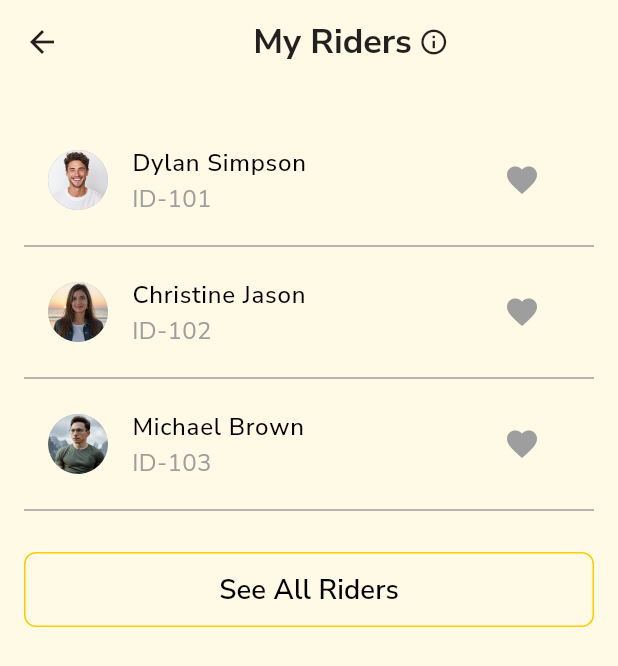
After one commit to Dev-Ninjas-Backup/nicholaslim80, a Flutter app: the MyRidersScreen screen opened by its route, on a phone screen of 412 x 824 dp. The commit adds this screen. Shown: the top 666 px of the screen. Run offline on Flutter 3.47's test engine with Material 3 defaults, Android fonts, the phone set to English and light mode, and no system bars; our stand-ins replace flutter_easyloading, flutter_screenutil, get, google_fonts, share_plus.

Commit message:
aeded by my rider screen

```diff
--- a/lib/core/utils/constants/image_path.dart
+++ b/lib/core/utils/constants/image_path.dart
@@ -9,4 +9,7 @@ class ImagePath {
   static String profileImage = "assets/images/profileImage.jpg";
   static String trackmap = "assets/images/trackmap.png";
   static String deliveryBox = "assets/images/delivery_box.png";
+  static String profile1 = "assets/images/profile1.png";
+  static String profile2 = "assets/images/profile2.png";
+  static String profile3 = "assets/images/profile3.png";
 }
--- a/lib/features/user/home/controller/home_controller.dart
+++ b/lib/features/user/home/controller/home_controller.dart
@@ -94,7 +94,9 @@ class HomeController extends GetxController {
       DrawerModel(
         iconUrl: IconPath.ridersicon,
         iconname: "My Riders",
-        ontap: () {},
+        ontap: () {
+          Get.toNamed(AppRoutes.myRidersScreen);
+        },
       ),
 
       DrawerModel(
--- /dev/null
+++ b/lib/features/user/home/my_riders/controller/my_riders_controller.dart
@@ -0,0 +1,44 @@
+import 'package:get/get.dart';
+import 'package:nicholaslim80/core/utils/constants/image_path.dart';
+
+class MyRidersController extends GetxController {
+  // Sample riders list
+  var ridersList = <Map<String, String>>[].obs;
+
+  // Map to hold love/favorite state
+  var loveState = <String, bool>{}.obs;
+
+  @override
+  void onInit() {
+    super.onInit();
+    ridersList.addAll([
+      {
+        'name': 'Dylan Simpson',
+        'order-id': 'ID-101',
+        'image': ImagePath.profile1,
+      },
+      {
+        'name': 'Christine Jason',
+        'order-id': 'ID-102',
+        'image': ImagePath.profile2,
+      },
+      {
+        'name': 'Michael Brown',
+        'order-id': 'ID-103',
+        'image': ImagePath.profile3,
+      },
+    ]);
+
+    // Initialize loveState with false for all riders
+    for (var rider in ridersList) {
+      loveState[rider['name'] ?? ''] = false;
+    }
+  }
+
+  // Toggle favorite
+  void toggleLove(String name) {
+    if (loveState.containsKey(name)) {
+      loveState[name] = !loveState[name]!;
+    }
+  }
+}
--- /dev/null
+++ b/lib/features/user/home/my_riders/screen/my_riders.dart
@@ -0,0 +1,46 @@
+import 'package:flutter/material.dart';
+import 'package:flutter_screenutil/flutter_screenutil.dart';
+import 'package:get/get.dart';
+import 'package:nicholaslim80/core/common/styles/global_text_style.dart';
+import 'package:nicholaslim80/core/utils/constants/app_colors.dart';
+
+import 'package:nicholaslim80/features/user/home/my_riders/widgets/my_riders_widget.dart';
+import '../controller/my_riders_controller.dart';
+
+class MyRidersScreen extends StatelessWidget {
+  const MyRidersScreen({super.key});
+
+  @override
+  Widget build(BuildContext context) {
+    final controller = Get.put(MyRidersController());
+
+    return Scaffold(
+      backgroundColor: AppColors.backgroungColor,
+      appBar: AppBar(
+        backgroundColor: Colors.transparent,
+        elevation: 0,
+        leading: IconButton(
+          icon: const Icon(Icons.arrow_back, color: Colors.black87),
+          onPressed: () => Get.back(),
+        ),
+        centerTitle: true,
+        title: Row(
+          mainAxisAlignment: MainAxisAlignment.center,
+          children: [
+            Text(
+              'My Riders',
+              style: getTextStyle(
+                fontSize: 20,
+                color: Colors.black87,
+                fontWeight: FontWeight.w700,
+              ),
+            ),
+            SizedBox(width: 4.w),
+            const Icon(Icons.info_outline, color: Colors.black87, size: 20),
+          ],
+        ),
+      ),
+      body: RidersListWidget(controller: controller),
+    );
+  }
+}
--- /dev/null
+++ b/lib/features/user/home/my_riders/widgets/my_riders_widget.dart
@@ -0,0 +1,128 @@
+import 'package:flutter/material.dart';
+import 'package:get/get.dart';
+import 'package:nicholaslim80/core/common/styles/global_text_style.dart';
+import 'package:nicholaslim80/core/utils/constants/app_colors.dart';
+import 'package:nicholaslim80/core/utils/constants/image_path.dart';
+import 'package:nicholaslim80/features/user/home/my_riders/controller/my_riders_controller.dart';
+
+class RidersListWidget extends StatelessWidget {
+  const RidersListWidget({super.key, required this.controller});
+
+  final MyRidersController controller;
+
+  @override
+  Widget build(BuildContext context) {
+    return Padding(
+      padding: EdgeInsets.only(left: 16, right: 16, top: 28),
+      child: Obx(
+        () => ListView.separated(
+          padding: EdgeInsets.only(bottom: 20),
+          itemCount: controller.ridersList.length + 1, // +1 for the button
+          itemBuilder: (context, index) {
+            // Render button as the last item
+            if (index == controller.ridersList.length) {
+              return Padding(
+                padding: EdgeInsets.symmetric(vertical: 20),
+                child: SizedBox(
+                  width: 100,
+                  child: OutlinedButton(
+                    onPressed: () {
+                      // Action for See All Riders
+                    },
+                    style: OutlinedButton.styleFrom(
+                      side: BorderSide(color: AppColors.primaryButtonColor),
+                      shape: RoundedRectangleBorder(
+                        borderRadius: BorderRadius.circular(8),
+                      ),
+                      padding: EdgeInsets.symmetric(
+                        vertical: 12,
+                        horizontal: 24,
+                      ),
+                    ),
+                    child: Text(
+                      'See All Riders',
+                      style: getTextStyle(
+                        fontSize: 16,
+                        color: Colors.black,
+                        fontWeight: FontWeight.w600,
+                      ),
+                    ),
+                  ),
+                ),
+              );
+            }
+
+            final rider = controller.ridersList[index];
+            final name = rider['name'] ?? '';
+            final id = rider['order-id'] ?? '';
+
+            return Dismissible(
+              key: Key(id),
+              direction: DismissDirection.startToEnd,
+              background: Container(
+                alignment: Alignment.centerRight,
+                padding: const EdgeInsets.symmetric(horizontal: 20),
+                color: Colors.red,
+                child: const Icon(Icons.delete, color: Colors.white),
+              ),
+              onDismissed: (_) {
+                controller.ridersList.removeAt(index);
+                controller.loveState.remove(name);
+
+                Get.snackbar(
+                  'Deleted',
+                  '$name has been removed',
+                  snackPosition: SnackPosition.BOTTOM,
+                );
+              },
+              child: ListTile(
+                leading: CircleAvatar(
+                  radius: 20,
+                  backgroundColor: Colors.grey.shade400,
+                  child: ClipRRect(
+                    borderRadius: BorderRadius.circular(20),
+                    child: Image.asset(
+                      rider['image'] ?? ImagePath.profileImage,
+                      fit: BoxFit.cover,
+                    ),
+                  ),
+                ),
+                title: Text(
+                  name,
+                  style: getTextStyle(
+                    fontSize: 14,
+                    color: Colors.black,
+                    fontWeight: FontWeight.w500,
+                  ),
+                ),
+                subtitle: Text(
+                  id,
+                  style: getTextStyle(
+                    fontSize: 14,
+                    color: Colors.grey,
+                    fontWeight: FontWeight.w400,
+                  ),
+                ),
+                trailing: Obx(
+                  () => IconButton(
+                    icon: Icon(
+                      Icons.favorite,
+                      color: controller.loveState[name]!
+                          ? Colors.black
+                          : Colors.grey,
+                    ),
+                    onPressed: () {
+                      controller.toggleLove(name);
+                    },
+                  ),
+                ),
+              ),
+            );
+          },
+          separatorBuilder: (context, index) =>
+              const Divider(color: Colors.grey, thickness: 1),
+        ),
+      ),
+    );
+  }
+}
--- a/lib/features/user/home/widgets/drawer.dart
+++ b/lib/features/user/home/widgets/drawer.dart
@@ -41,11 +41,7 @@ Drawer drawer(HomeController controller) {
                         children: [
                           Row(
                             children: [
-                              Image.asset(
-                                item.iconUrl,
-                                height: 24,
-                                width: 24,
-                              ),
+                              Image.asset(item.iconUrl, height: 24, width: 24),
                               SizedBox(width: 10),
                               Text(
                                 item.iconname,
@@ -58,7 +54,7 @@ Drawer drawer(HomeController controller) {
                           ),
 
                           GestureDetector(
-                            onTap: item.ontap,
+                            onTap: controller.drawerItem[index].ontap,
 
                             child: Icon(Icons.arrow_forward_ios, size: 24),
                           ),
--- a/lib/routes/app_routes.dart
+++ b/lib/routes/app_routes.dart
@@ -13,6 +13,7 @@ import 'package:nicholaslim80/features/rider/rider_home/screen/rider_home_screen
 import 'package:nicholaslim80/features/rider/rider_incentives/screen/incentives_screen.dart';
 import 'package:nicholaslim80/features/rider/rider_records/screen/records_screen.dart';
 import 'package:nicholaslim80/features/splash/screen/splash_screen.dart';
+import 'package:nicholaslim80/features/user/home/my_riders/screen/my_riders.dart';
 import 'package:nicholaslim80/features/user/wallet/add_funds/screen/user_add_funds.dart';
 import 'package:nicholaslim80/features/user/wallet/my_wallet/screen/user_my_wallet.dart';
 import 'package:nicholaslim80/features/user/notification/screen/user_notification1.dart';
@@ -40,6 +41,7 @@ class AppRoutes {
   static String driverPreferenceScreen = '/driverPreferenceScreen';
   static String distanceRadiusScreen = '/distanceRadiusScreen';
   static String referAndEarnScreen = '/referAndEarnScreen';
+  static String myRidersScreen = '/myRidersScreen';
 
   static String riderBottomNavbarScreen = '/riderBottomNavbarScreen';
   static String riderHomeScreen = '/riderHomeScreen';
@@ -178,6 +180,11 @@ class AppRoutes {
       page: () => ReferAndEarnScreen(),
       transition: Transition.fadeIn,
     ),
+    GetPage(
+      name: myRidersScreen,
+      page: () => MyRidersScreen(),
+      transition: Transition.fadeIn,
+    ),
 
     //user notification
     GetPage(name: userNotification, page: () => UserNotification()),
```
Also changed, not shown: assets/images/profile1.png (added), assets/images/profile2.png (added), assets/images/profile3.png (added).
